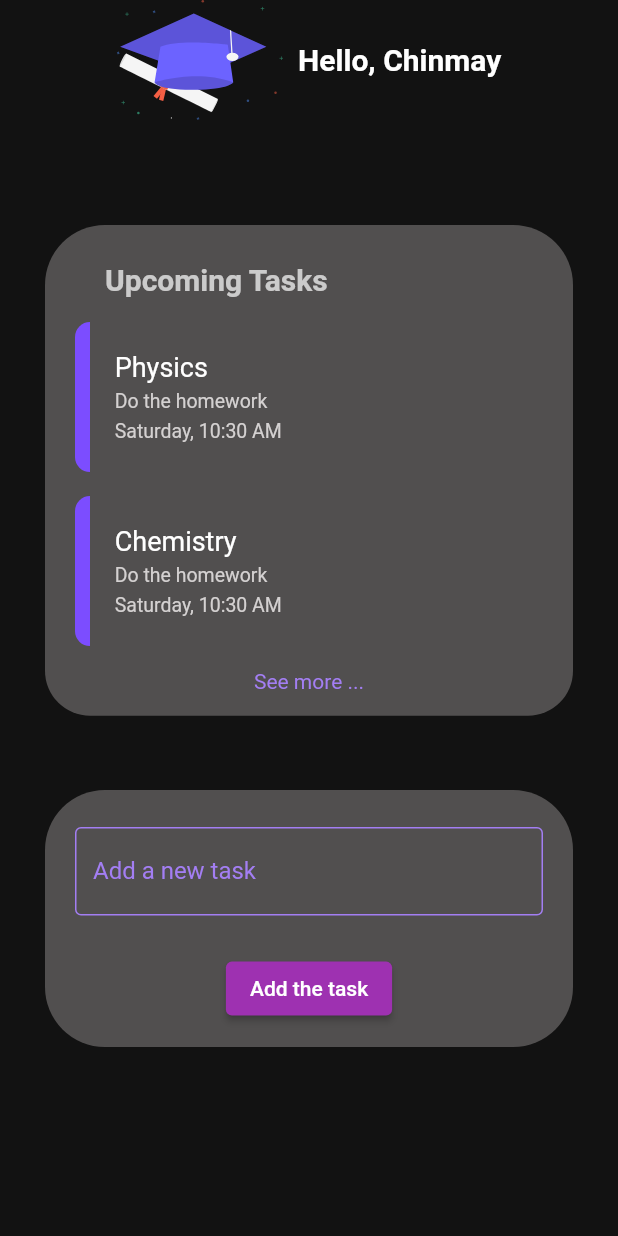
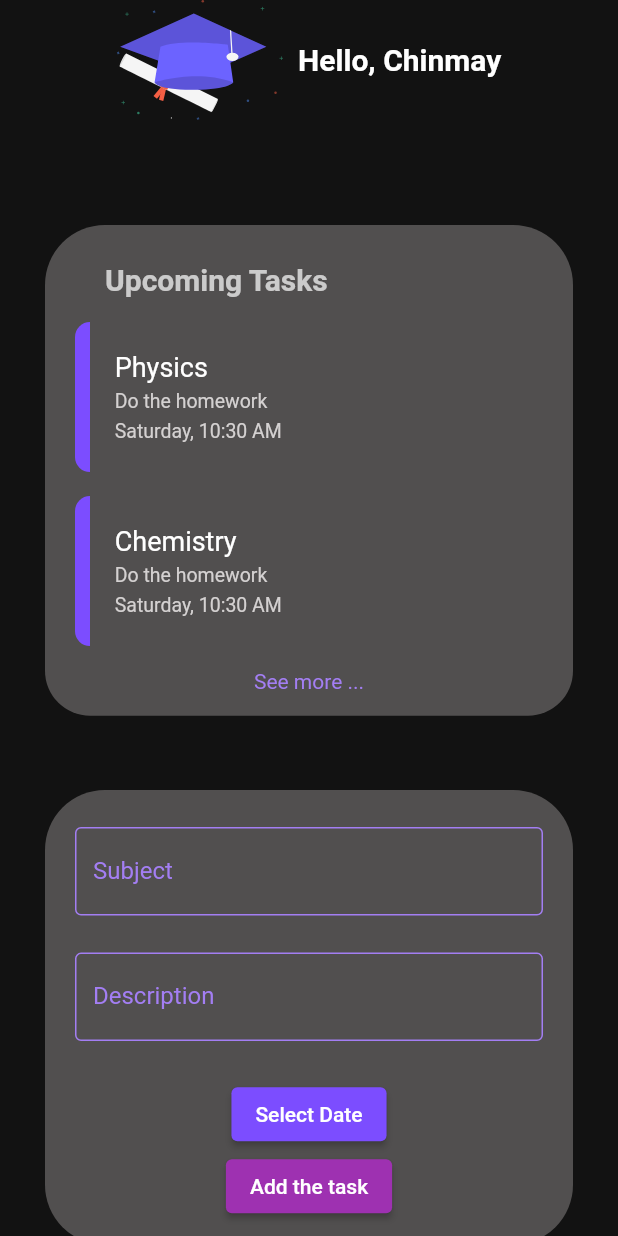
Before and after one commit to BrawlerXull/JUST-VES-IT, a Flutter app: the HomePage screen opened directly, on a phone screen of 412 x 824 dp. Run offline on Flutter 3.47's test engine with Material 2 defaults, Android fonts, the phone set to English and light mode, and no system bars; our stand-ins replace flutter_svg, get, google_nav_bar.

Commit message:
datepicker added

```diff
--- a/lib/screens/AuthPages/adminloginpage/view/AdminLoginPage.dart
+++ b/lib/screens/AuthPages/adminloginpage/view/AdminLoginPage.dart
@@ -66,10 +66,7 @@ class _AdminLoginPageState extends State<AdminLoginPage> {
                 ),
                 ElevatedButton(
                   onPressed: () {
-                    print(adminPageController.email.value);
-                    print(adminPageController.password.value);
                     globalController.isAdmin.value = true;
-
                     Get.toNamed('/mainpage');
                   },
                   style: ButtonStyle(
--- a/lib/screens/InnerPages/HomePage/view/HomePage.dart
+++ b/lib/screens/InnerPages/HomePage/view/HomePage.dart
@@ -6,6 +6,7 @@ import 'package:justvesit/constants/UpcomingTaskData.dart';
 import 'package:justvesit/globalcontroller/GlobalController.dart';
 import 'package:justvesit/screens/InnerPages/MainPage/controller/MainPageController.dart';
 import 'package:justvesit/widgets/CustomTextFormField.dart';
+import 'package:justvesit/widgets/DatePickerHomePage.dart';
 import 'package:justvesit/widgets/HomePageUpcomingTaskTile.dart';
 
 class HomePage extends StatefulWidget {
@@ -23,7 +24,8 @@ class _HomePageState extends State<HomePage> {
     final MainPageController mainPageController = Get.put(MainPageController());
     return Scaffold(
       backgroundColor: kBGColor,
-      body: Center(
+      body: SingleChildScrollView(
+        child: Center(
           child: Column(
             crossAxisAlignment: CrossAxisAlignment.center,
             children: [
@@ -96,18 +98,18 @@ class _HomePageState extends State<HomePage> {
                                 subject: UpcomingTaskData.tasks[0].subjectName,
                                 task: UpcomingTaskData.tasks[0].task,
                                 date: UpcomingTaskData.tasks[0].date),
-                          SizedBox(
+                            const SizedBox(
                               height: 15,
                             ),
                             HomePageUpcomingTaskTile(
                                 subject: UpcomingTaskData.tasks[1].subjectName,
                                 task: UpcomingTaskData.tasks[1].task,
                                 date: UpcomingTaskData.tasks[1].date),
-                          SizedBox(
+                            const SizedBox(
                               height: 15,
                             ),
                             GestureDetector(
-                            child: Text(
+                              child: const Text(
                                 "See more ...",
                                 style: TextStyle(
                                     color: Color.fromARGB(255, 163, 126, 243)),
@@ -116,7 +118,7 @@ class _HomePageState extends State<HomePage> {
                                 mainPageController.selectedIndex.value = 1;
                               },
                             ),
-                          SizedBox(
+                            const SizedBox(
                               height: 15,
                             ),
                           ],
@@ -160,9 +162,10 @@ class _HomePageState extends State<HomePage> {
                                 cursorColor: kAuthThemeColor,
                                 keyboardType: TextInputType.emailAddress,
                                 decoration: const InputDecoration(
-                                labelText: "Add a new task",
+                                  labelText: "Subject",
                                   labelStyle: TextStyle(
-                                    color: Color.fromARGB(255, 163, 126, 243)),
+                                      color:
+                                          Color.fromARGB(255, 163, 126, 243)),
                                   enabledBorder: OutlineInputBorder(
                                     borderSide: BorderSide(
                                         color:
@@ -178,6 +181,31 @@ class _HomePageState extends State<HomePage> {
                               SizedBox(
                                 height: Get.height * 0.03,
                               ),
+                              TextFormField(
+                                style: const TextStyle(color: kAuthThemeColor),
+                                cursorColor: kAuthThemeColor,
+                                keyboardType: TextInputType.emailAddress,
+                                decoration: const InputDecoration(
+                                  labelText: "Description",
+                                  labelStyle: TextStyle(
+                                      color:
+                                          Color.fromARGB(255, 163, 126, 243)),
+                                  enabledBorder: OutlineInputBorder(
+                                    borderSide: BorderSide(
+                                        color:
+                                            Color.fromARGB(255, 163, 126, 243)),
+                                  ),
+                                  focusedBorder: OutlineInputBorder(
+                                    borderSide: BorderSide(
+                                        color:
+                                            Color.fromARGB(255, 163, 126, 243)),
+                                  ),
+                                ),
+                              ),
+                              SizedBox(
+                                height: Get.height * 0.03,
+                              ),
+                              DatePickerHomePage(),
                               ElevatedButton(
                                 onPressed: () {},
                                 style: ButtonStyle(
@@ -204,6 +232,7 @@ class _HomePageState extends State<HomePage> {
             ],
           ),
         ),
+      ),
     );
   }
 }
--- /dev/null
+++ b/lib/widgets/DatePickerHomePage.dart
@@ -0,0 +1,45 @@
+import 'package:flutter/material.dart';
+import 'package:flutter/src/widgets/framework.dart';
+import 'package:flutter/src/widgets/placeholder.dart';
+import 'package:justvesit/constants/Constants.dart';
+
+class DatePickerHomePage extends StatefulWidget {
+  const DatePickerHomePage({super.key});
+
+  @override
+  State<DatePickerHomePage> createState() => _DatePickerHomePageState();
+}
+
+class _DatePickerHomePageState extends State<DatePickerHomePage> {
+  DateTime? selectedDate;
+  Future<void> _selectDate(BuildContext context) async {
+    final DateTime? picked = await showDatePicker(
+      context: context,
+      initialDate: selectedDate ?? DateTime.now(),
+      firstDate: DateTime(2000),
+      lastDate: DateTime(2101),
+    );
+
+    if (picked != null && picked != selectedDate) {
+      setState(() {
+        selectedDate = picked;
+      });
+    }
+  }
+
+  @override
+  Widget build(BuildContext context) {
+    return Column(
+      children: [
+        ElevatedButton(
+          style: ButtonStyle(
+              backgroundColor: MaterialStateProperty.all(kAuthThemeColor)),
+          onPressed: () => _selectDate(context),
+          child: const Text(
+            'Select Date',
+          ),
+        ),
+      ],
+    );
+  }
+}
```
Also changed, not shown: lib/screens/InnerPages/ProfilePage/view/ProfilePage.dart (+18 -0 lines). Lines whose indentation alone changed are shown as unchanged.
